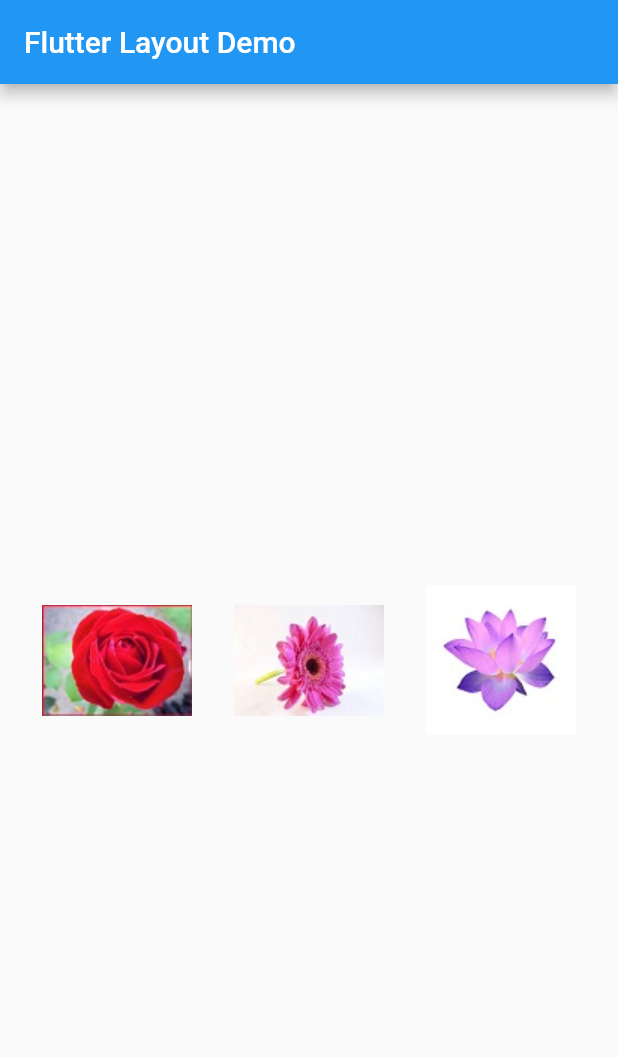
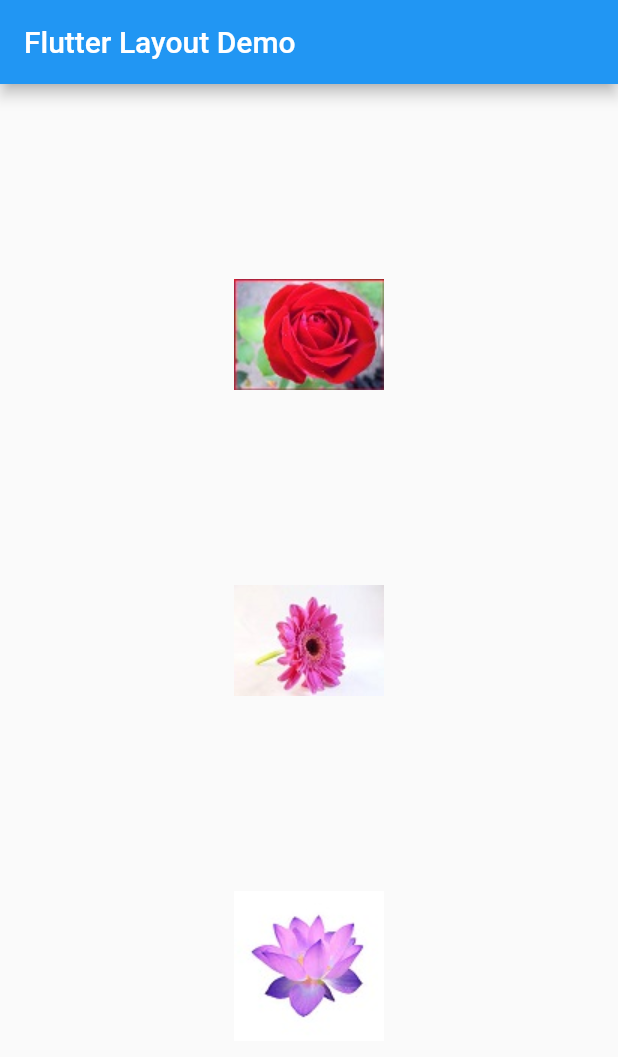
Before and after one commit to maxgdev/flutter_layouts, a Flutter app: the screen it shows after launch, on a phone screen of 412 x 824 dp. Shown: the top 1057 px of the screen. Run offline on Flutter 3.47's test engine with Material 2 defaults, Android fonts, the phone set to English and light mode, and no system bars.

Commit message:
Changed Row to Column for images child widget

```diff
--- a/lib/main.dart
+++ b/lib/main.dart
@@ -23,9 +23,14 @@ class MyApp extends StatelessWidget {
           child: Row(
             mainAxisAlignment: MainAxisAlignment.spaceEvenly,
             children: [
-              Image.asset('images/flower1.jpg'),
-              Image.asset('images/flower2.jpg'),
-              Image.asset('images/flower3.jpg'),
+              Column(
+                mainAxisAlignment: MainAxisAlignment.spaceEvenly,
+                children: [
+                Image.asset('images/flower1.jpg'),
+                Image.asset('images/flower2.jpg'),
+                Image.asset('images/flower3.jpg'),
+                ],
+              ),
             ],
           ),
           ),
```
